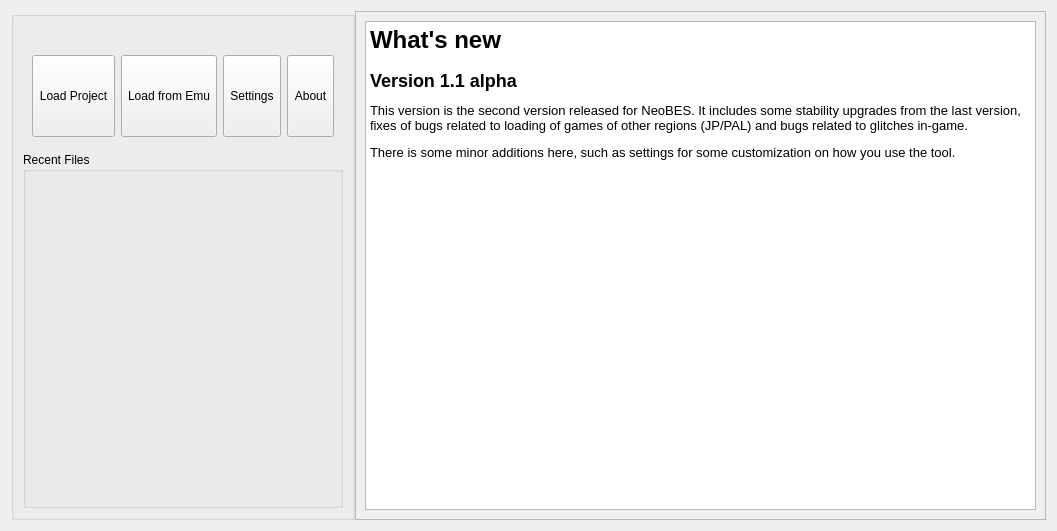
First picture: the form in ui/menugui.ui, repository Dhterech/neobes-gui, before the edit.
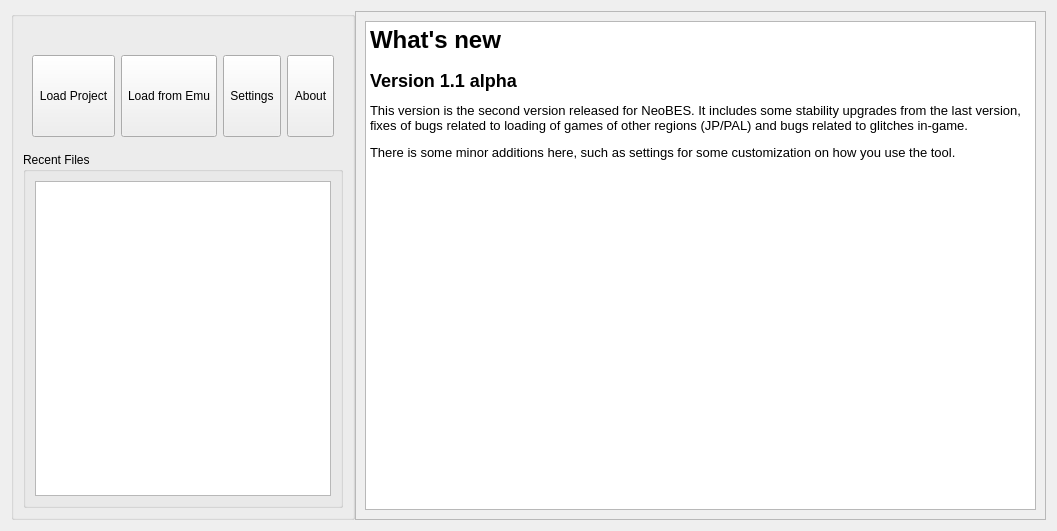
Second picture: the form after the edit. Icons and pictures are not drawn.

Commit message: General fixes to GUI and Recent Files

Patch:
```diff
--- a/ui/menugui.ui
+++ b/ui/menugui.ui
@@ -57,6 +57,12 @@
    </item>
    <item row="0" column="0">
     <widget class="QGroupBox" name="mainMenuBox">
+     <property name="sizePolicy">
+      <sizepolicy hsizetype="Maximum" vsizetype="Preferred">
+       <horstretch>0</horstretch>
+       <verstretch>0</verstretch>
+      </sizepolicy>
+     </property>
      <property name="maximumSize">
       <size>
        <width>16777215</width>
@@ -228,6 +234,11 @@
         <property name="title">
          <string>Recent Files</string>
         </property>
+        <layout class="QVBoxLayout" name="verticalLayout">
+         <item>
+          <widget class="QTreeView" name="recentFilesView"/>
+         </item>
+        </layout>
        </widget>
       </item>
      </layout>
```
Left out of the diff: 6 changed lines with no effect on the pictures. The commit also changes 9 other files.
